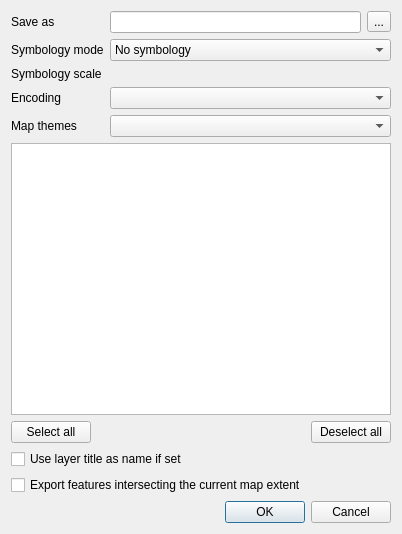
This is src/ui/qgsdxfexportdialogbase.ui in carsmie/QGIS as Qt 5 draws it before an edit. The edited form follows.
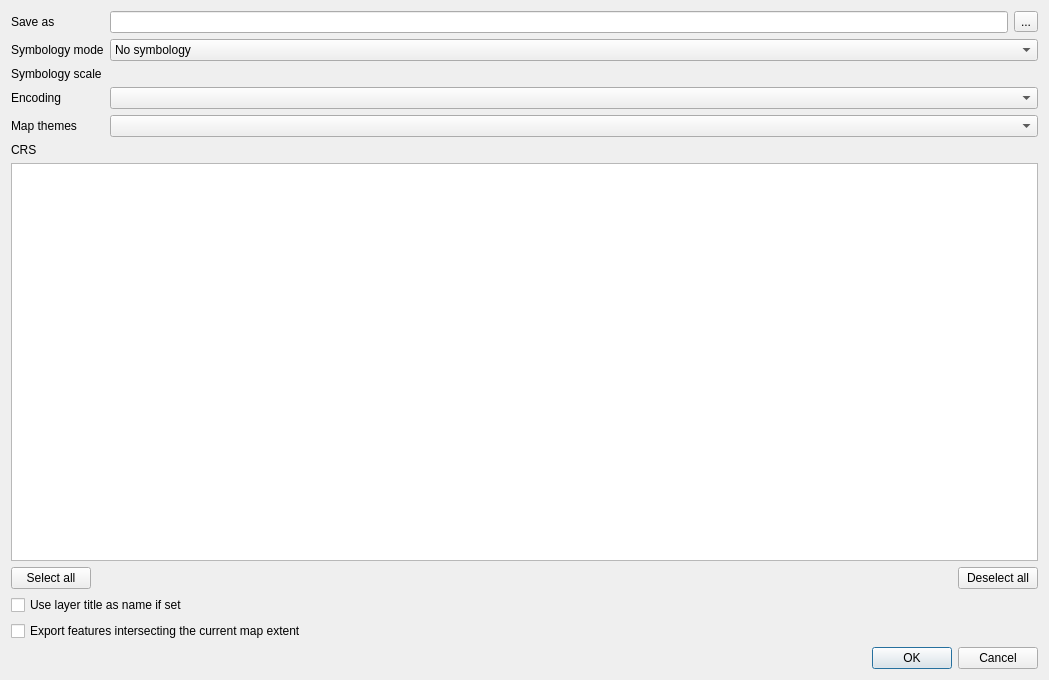
This is the edited form. Custom widgets are drawn as their Qt base class.

What changed in the file:
```diff
--- a/src/ui/qgsdxfexportdialogbase.ui
+++ b/src/ui/qgsdxfexportdialogbase.ui
@@ -6,24 +6,14 @@
    <rect>
     <x>0</x>
     <y>0</y>
-    <width>402</width>
-    <height>534</height>
+    <width>1049</width>
+    <height>680</height>
    </rect>
   </property>
   <property name="windowTitle">
    <string>DXF export</string>
   </property>
   <layout class="QGridLayout" name="gridLayout_2">
-   <item row="2" column="1" colspan="2">
-    <widget class="QgsScaleWidget" name="mScaleWidget" native="true">
-     <property name="showCurrentScaleButton" stdset="0">
-      <bool>true</bool>
-     </property>
-    </widget>
-   </item>
-   <item row="3" column="1" colspan="2">
-    <widget class="QComboBox" name="mEncoding"/>
-   </item>
    <item row="0" column="2">
     <widget class="QToolButton" name="mFileSelectionButton">
      <property name="text">
@@ -31,16 +21,6 @@
      </property>
     </widget>
    </item>
-   <item row="5" column="0" colspan="3">
-    <widget class="QgsLayerTreeView" name="mTreeView">
-     <property name="selectionMode">
-      <enum>QAbstractItemView::ExtendedSelection</enum>
-     </property>
-     <attribute name="headerDefaultSectionSize">
-      <number>0</number>
-     </attribute>
-    </widget>
-   </item>
    <item row="0" column="0">
     <widget class="QLabel" name="mSaveAsLabel">
      <property name="text">
@@ -82,6 +62,26 @@
     </widget>
    </item>
    <item row="7" column="0" colspan="3">
+    <widget class="QgsLayerTreeView" name="mTreeView">
+     <property name="selectionMode">
+      <enum>QAbstractItemView::ExtendedSelection</enum>
+     </property>
+     <attribute name="headerDefaultSectionSize">
+      <number>0</number>
+     </attribute>
+    </widget>
+   </item>
+   <item row="2" column="1" colspan="2">
+    <widget class="QgsScaleWidget" name="mScaleWidget">
+     <property name="showCurrentScaleButton">
+      <bool>true</bool>
+     </property>
+    </widget>
+   </item>
+   <item row="3" column="1" colspan="2">
+    <widget class="QComboBox" name="mEncoding"/>
+   </item>
+   <item row="9" column="0" colspan="3">
     <layout class="QGridLayout" name="gridLayout_3">
      <item row="0" column="0">
       <widget class="QPushButton" name="mSelectAllButton">
@@ -115,14 +115,14 @@
    <item row="0" column="1">
     <widget class="QLineEdit" name="mFileLineEdit"/>
    </item>
-   <item row="9" column="0" colspan="3">
+   <item row="11" column="0" colspan="3">
     <widget class="QCheckBox" name="mMapExtentCheckBox">
      <property name="text">
       <string>Export features intersecting the current map extent</string>
      </property>
     </widget>
    </item>
-   <item row="10" column="0" colspan="3">
+   <item row="12" column="0" colspan="3">
     <widget class="QDialogButtonBox" name="buttonBox">
      <property name="orientation">
       <enum>Qt::Horizontal</enum>
@@ -149,16 +149,36 @@
      </property>
     </widget>
    </item>
-   <item row="8" column="0" colspan="3">
+   <item row="10" column="0" colspan="3">
     <widget class="QCheckBox" name="mLayerTitleAsName">
      <property name="text">
       <string>Use layer title as name if set</string>
      </property>
     </widget>
    </item>
+   <item row="5" column="0">
+    <widget class="QLabel" name="label_3">
+     <property name="text">
+      <string>CRS</string>
+     </property>
+    </widget>
+   </item>
+   <item row="5" column="1" colspan="2">
+    <widget class="QgsProjectionSelectionWidget" name="mCrsSelector">
+     <property name="focusPolicy">
+      <enum>Qt::StrongFocus</enum>
+     </property>
+    </widget>
+   </item>
   </layout>
  </widget>
  <customwidgets>
+  <customwidget>
+   <class>QgsProjectionSelectionWidget</class>
+   <extends>QWidget</extends>
+   <header>qgsprojectionselectionwidget.h</header>
+   <container>1</container>
+  </customwidget>
   <customwidget>
    <class>QgsScaleWidget</class>
    <extends>QWidget</extends>
```
